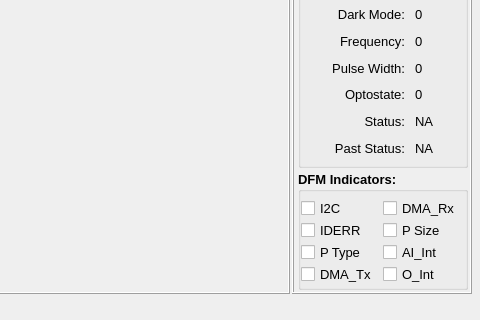
Above: Mainwindow.ui from spletcher1/PyMCU before the change; both pictures show x 320 to 800 and y 160 to 480 of the 800 by 480 pixel window. Below: the same form after it.
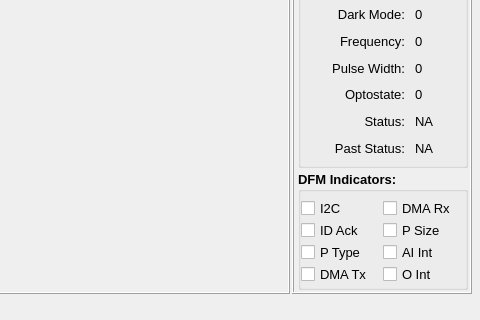
That is the form after the change. Icons and pictures are not drawn.

Commit message: GUI DFM errors again.

```diff
--- a/Mainwindow.ui
+++ b/Mainwindow.ui
@@ -1178,7 +1178,7 @@
                  </font>
                 </property>
                 <property name="text">
-                 <string>AI_Int</string>
+                 <string>AI Int</string>
                 </property>
                 <property name="checkable">
                  <bool>true</bool>
@@ -1246,7 +1246,7 @@
                  </font>
                 </property>
                 <property name="text">
-                 <string>IDERR</string>
+                 <string>ID Ack</string>
                 </property>
                 <property name="checkable">
                  <bool>true</bool>
@@ -1266,7 +1266,7 @@
                  </font>
                 </property>
                 <property name="text">
-                 <string>DMA_Tx</string>
+                 <string>DMA Tx</string>
                 </property>
                 <property name="checkable">
                  <bool>true</bool>
@@ -1283,7 +1283,7 @@
                  </font>
                 </property>
                 <property name="text">
-                 <string>O_Int</string>
+                 <string>O Int</string>
                 </property>
                </widget>
               </item>
@@ -1297,7 +1297,7 @@
                  </font>
                 </property>
                 <property name="text">
-                 <string>DMA_Rx</string>
+                 <string>DMA Rx</string>
                 </property>
                 <property name="checkable">
                  <bool>true</bool>
```
